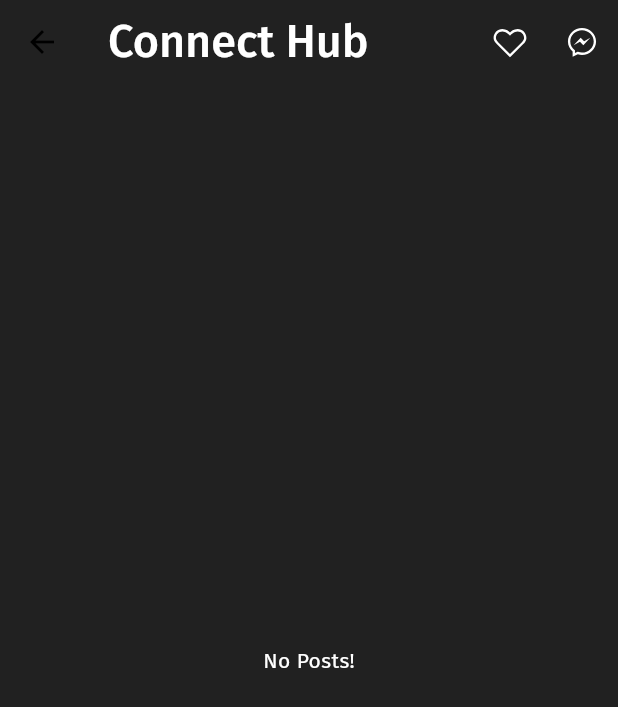
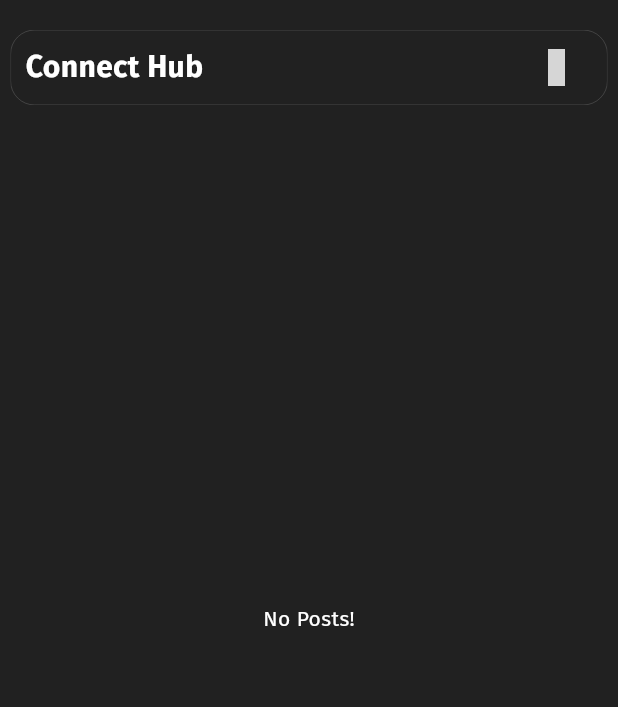
Before and after one commit to abrarshahok/Connect-Hub, a Flutter app: the PostsFeed screen opened directly, on a phone screen of 412 x 824 dp. Shown: the top 707 px of the screen. Run offline on Flutter 3.47's test engine with Material 3 defaults, Android fonts, the phone set to English and light mode, and no system bars; our stand-ins replace bloc, cached_network_image, cloud_firestore, crystal_navigation_bar, firebase_auth, firebase_core and 6 more; accounts and stored records are empty; grey boxes are pictures that could not be loaded.

Commit message:
Changes in Post Cart UI, Added Custom Top Bar to Both Posts Feed and Saved Posts Screen

```diff
--- a/lib/features/posts/screens/posts_feed.dart
+++ b/lib/features/posts/screens/posts_feed.dart
@@ -1,6 +1,7 @@
+import 'package:connecthub/components/custom_app_top_bar.dart';
 import 'package:flutter/material.dart';
 import 'package:cloud_firestore/cloud_firestore.dart';
-import 'package:line_icons/line_icons.dart';
+import 'package:iconly/iconly.dart';
 import '../../../repos/auth_repo.dart';
 import '/features/posts/widgets/post_card.dart';
 import '/constants/constants.dart';
@@ -22,36 +23,16 @@ class PostsFeed extends StatelessWidget {
         .snapshots();
     return Scaffold(
       backgroundColor: MyColors.primaryColor,
-      appBar: AppBar(
-        backgroundColor: MyColors.primaryColor,
-        title: Text(
-          'Connect Hub',
-          style: MyFonts.firaSans(
-            fontColor: MyColors.secondaryColor,
-            fontWeight: FontWeight.w500,
-            fontSize: 30,
-          ),
-        ),
-        actions: [
-          CustomIconButton(
-            icon: LineIcons.heart,
-            color: MyColors.secondaryColor,
-            onPressed: () {},
-          ),
-          CustomIconButton(
-            onPressed: () {},
-            icon: LineIcons.facebookMessenger,
-            color: MyColors.secondaryColor,
-          ),
-        ],
-      ),
-      body: StreamBuilder(
+      body: Stack(
+        children: [
+          StreamBuilder(
             stream: postStream,
             builder: (context, postSnapshots) => StreamBuilder(
               stream: savedPostStream,
               builder: (context, savedPostSnapshots) {
                 if (postSnapshots.connectionState == ConnectionState.waiting ||
-                savedPostSnapshots.connectionState == ConnectionState.waiting) {
+                    savedPostSnapshots.connectionState ==
+                        ConnectionState.waiting) {
                   return Center(
                     child: CircularProgressIndicator(
                       color: MyColors.buttonColor1,
@@ -70,6 +51,7 @@ class PostsFeed extends StatelessWidget {
                   );
                 } else {
                   return ListView.builder(
+                    padding: const EdgeInsets.symmetric(vertical: 80),
                     itemCount: postDocuments.length,
                     itemBuilder: (context, index) {
                       bool isSaved = false;
@@ -93,6 +75,23 @@ class PostsFeed extends StatelessWidget {
               },
             ),
           ),
+          Positioned(
+            top: 20,
+            left: 7,
+            right: 7,
+            child: CustomAppTopBar(
+              title: 'Connect Hub',
+              centerTitle: true,
+              showActionButton: true,
+              actionButton: CustomIconButton(
+                onPressed: () {},
+                icon: IconlyLight.chat,
+                color: MyColors.secondaryColor,
+              ),
+            ),
+          )
+        ],
+      ),
     );
   }
 }
```
Also changed, not shown: lib/features/posts/screens/saved_posts_screen.dart (+20 -13 lines), lib/features/posts/widgets/post_card.dart (+11 -14 lines). Lines whose indentation alone changed are shown as unchanged.
